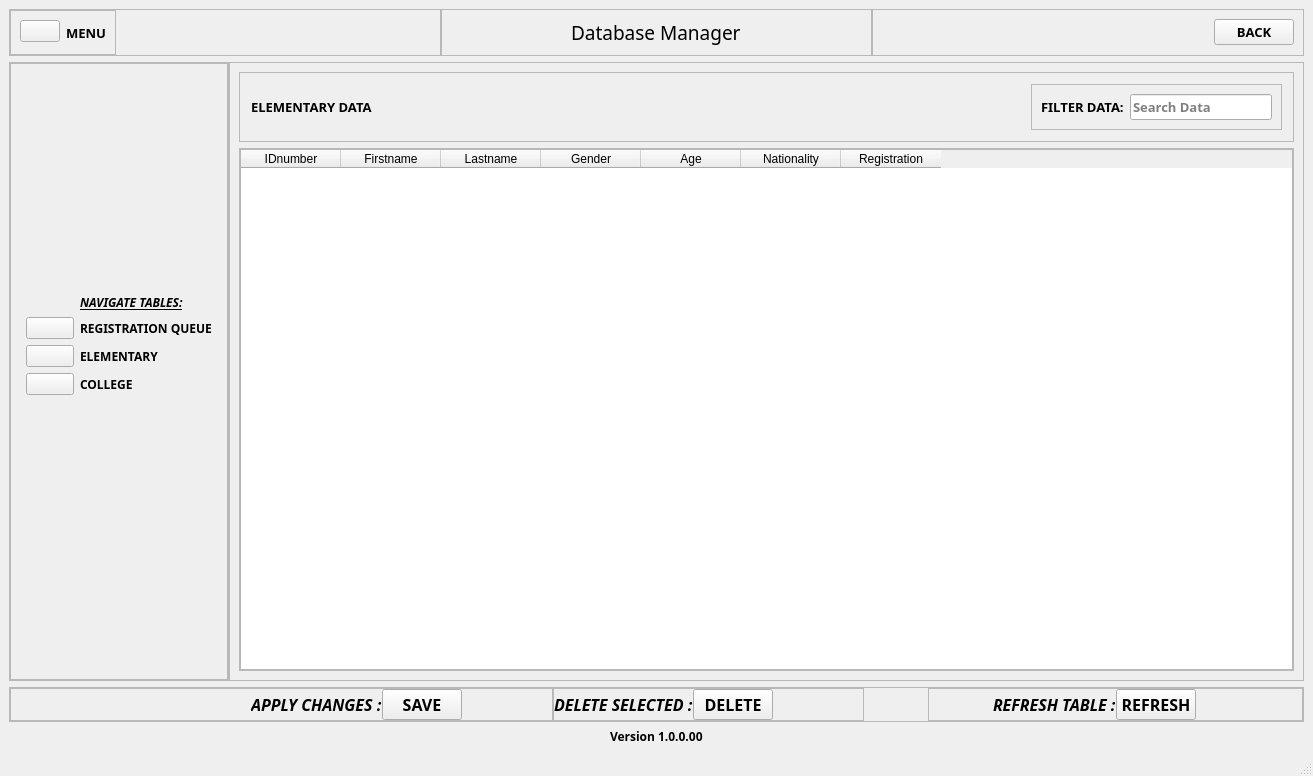
First picture: the form in main_window.ui, repository PorasZarec/App_Enrollment-repo, before the edit.
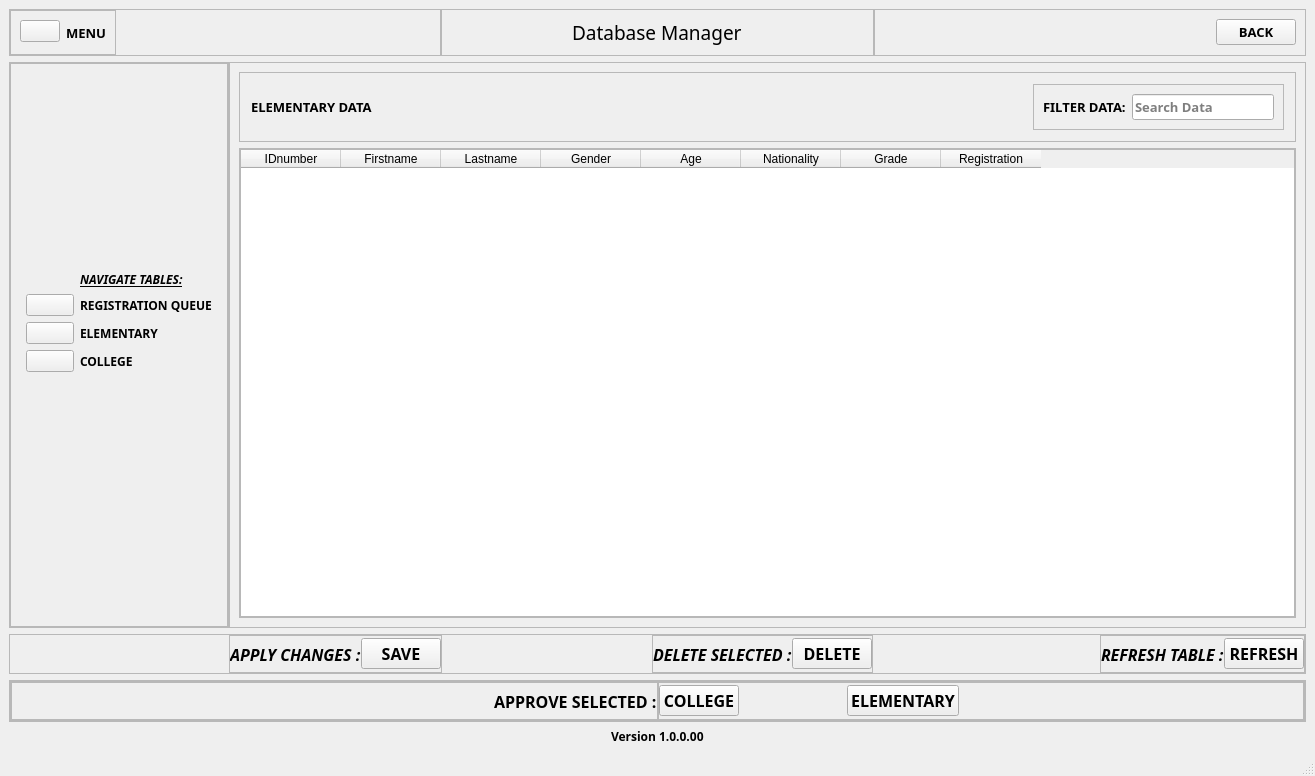
Second picture: the form after the edit. The open tabs and pages were chosen to show the change.

The edit to the form file:
```diff
--- a/main_window.ui
+++ b/main_window.ui
@@ -6,7 +6,7 @@
    <rect>
     <x>0</x>
     <y>0</y>
-    <width>1313</width>
+    <width>1315</width>
     <height>776</height>
    </rect>
   </property>
@@ -2038,6 +2038,11 @@
                          <string>Nationality</string>
                         </property>
                        </column>
+                       <column>
+                        <property name="text">
+                         <string>Grade</string>
+                        </property>
+                       </column>
                        <column>
                         <property name="text">
                          <string>Registration</string>
@@ -2223,6 +2228,12 @@
         </item>
         <item>
          <widget class="QFrame" name="footer_frame">
+          <property name="minimumSize">
+           <size>
+            <width>0</width>
+            <height>40</height>
+           </size>
+          </property>
           <property name="frameShape">
            <enum>QFrame::StyledPanel</enum>
           </property>
@@ -2245,7 +2256,7 @@
            <property name="bottomMargin">
             <number>0</number>
            </property>
-           <item alignment="Qt::AlignLeft">
+           <item alignment="Qt::AlignRight">
             <widget class="QFrame" name="frm_apply_changes">
              <property name="frameShape">
               <enum>QFrame::StyledPanel</enum>
@@ -2269,19 +2280,6 @@
               <property name="bottomMargin">
                <number>0</number>
               </property>
-              <item>
-               <spacer name="horizontalSpacer">
-                <property name="orientation">
-                 <enum>Qt::Horizontal</enum>
-                </property>
-                <property name="sizeHint" stdset="0">
-                 <size>
-                  <width>240</width>
-                  <height>20</height>
-                 </size>
-                </property>
-               </spacer>
-              </item>
               <item>
                <widget class="QLabel" name="lbl_apply">
                 <property name="font">
@@ -2318,23 +2316,10 @@
                 </property>
                </widget>
               </item>
-              <item>
-               <spacer name="horizontalSpacer_2">
-                <property name="orientation">
-                 <enum>Qt::Horizontal</enum>
-                </property>
-                <property name="sizeHint" stdset="0">
-                 <size>
-                  <width>90</width>
-                  <height>20</height>
-                 </size>
-                </property>
-               </spacer>
-              </item>
              </layout>
             </widget>
            </item>
-           <item alignment="Qt::AlignLeft">
+           <item alignment="Qt::AlignRight">
             <widget class="QFrame" name="frm_delete_select">
              <property name="frameShape">
               <enum>QFrame::StyledPanel</enum>
@@ -2367,6 +2352,7 @@
                   <weight>75</weight>
                   <italic>true</italic>
                   <bold>true</bold>
+                  <kerning>true</kerning>
                  </font>
                 </property>
                 <property name="text">
@@ -2389,23 +2375,10 @@
                 </property>
                </widget>
               </item>
-              <item>
-               <spacer name="horizontalSpacer_3">
-                <property name="orientation">
-                 <enum>Qt::Horizontal</enum>
-                </property>
-                <property name="sizeHint" stdset="0">
-                 <size>
-                  <width>90</width>
-                  <height>20</height>
-                 </size>
-                </property>
-               </spacer>
-              </item>
              </layout>
             </widget>
            </item>
-           <item>
+           <item alignment="Qt::AlignRight">
             <widget class="QFrame" name="frm_refresh">
              <property name="frameShape">
               <enum>QFrame::StyledPanel</enum>
@@ -2466,6 +2439,183 @@
           </layout>
          </widget>
         </item>
+        <item>
+         <widget class="QFrame" name="frm_footer_cont_approve">
+          <property name="minimumSize">
+           <size>
+            <width>0</width>
+            <height>40</height>
+           </size>
+          </property>
+          <property name="frameShape">
+           <enum>QFrame::StyledPanel</enum>
+          </property>
+          <property name="frameShadow">
+           <enum>QFrame::Raised</enum>
+          </property>
+          <layout class="QHBoxLayout" name="horizontalLayout_34">
+           <property name="spacing">
+            <number>0</number>
+           </property>
+           <property name="leftMargin">
+            <number>0</number>
+           </property>
+           <property name="topMargin">
+            <number>0</number>
+           </property>
+           <property name="rightMargin">
+            <number>0</number>
+           </property>
+           <property name="bottomMargin">
+            <number>0</number>
+           </property>
+           <item>
+            <widget class="QFrame" name="frm_footer_approve">
+             <property name="minimumSize">
+              <size>
+               <width>0</width>
+               <height>40</height>
+              </size>
+             </property>
+             <property name="frameShape">
+              <enum>QFrame::StyledPanel</enum>
+             </property>
+             <property name="frameShadow">
+              <enum>QFrame::Raised</enum>
+             </property>
+             <layout class="QHBoxLayout" name="horizontalLayout_37">
+              <property name="spacing">
+               <number>0</number>
+              </property>
+              <property name="leftMargin">
+               <number>0</number>
+              </property>
+              <property name="topMargin">
+               <number>0</number>
+              </property>
+              <property name="rightMargin">
+               <number>0</number>
+              </property>
+              <property name="bottomMargin">
+               <number>0</number>
+              </property>
+              <item>
+               <widget class="QFrame" name="lbl_frm_approve">
+                <property name="minimumSize">
+                 <size>
+                  <width>0</width>
+                  <height>0</height>
+                 </size>
+                </property>
+                <property name="frameShape">
+                 <enum>QFrame::StyledPanel</enum>
+                </property>
+                <property name="frameShadow">
+                 <enum>QFrame::Raised</enum>
+                </property>
+                <layout class="QHBoxLayout" name="horizontalLayout_35">
+                 <property name="spacing">
+                  <number>0</number>
+                 </property>
+                 <property name="leftMargin">
+                  <number>0</number>
+                 </property>
+                 <property name="topMargin">
+                  <number>0</number>
+                 </property>
+                 <property name="rightMargin">
+                  <number>0</number>
+                 </property>
+                 <property name="bottomMargin">
+                  <number>0</number>
+                 </property>
+                 <item alignment="Qt::AlignRight">
+                  <widget class="QLabel" name="lbl_approve">
+                   <property name="font">
+                    <font>
+                     <family>Segoe UI Black</family>
+                     <pointsize>12</pointsize>
+                     <weight>75</weight>
+                     <bold>true</bold>
+                    </font>
+                   </property>
+                   <property name="text">
+                    <string>APPROVE SELECTED :</string>
+                   </property>
+                  </widget>
+                 </item>
+                </layout>
+               </widget>
+              </item>
+              <item>
+               <widget class="QFrame" name="frm_btn_elem_college">
+                <property name="minimumSize">
+                 <size>
+                  <width>0</width>
+                  <height>0</height>
+                 </size>
+                </property>
+                <property name="frameShape">
+                 <enum>QFrame::StyledPanel</enum>
+                </property>
+                <property name="frameShadow">
+                 <enum>QFrame::Raised</enum>
+                </property>
+                <layout class="QHBoxLayout" name="horizontalLayout_36">
+                 <property name="spacing">
+                  <number>0</number>
+                 </property>
+                 <property name="leftMargin">
+                  <number>0</number>
+                 </property>
+                 <property name="topMargin">
+                  <number>0</number>
+                 </property>
+                 <property name="rightMargin">
+                  <number>269</number>
+                 </property>
+                 <property name="bottomMargin">
+                  <number>0</number>
+                 </property>
+                 <item alignment="Qt::AlignLeft">
+                  <widget class="QPushButton" name="btn_approve_college">
+                   <property name="font">
+                    <font>
+                     <family>Segoe UI Black</family>
+                     <pointsize>12</pointsize>
+                     <weight>75</weight>
+                     <bold>true</bold>
+                    </font>
+                   </property>
+                   <property name="text">
+                    <string>COLLEGE</string>
+                   </property>
+                  </widget>
+                 </item>
+                 <item alignment="Qt::AlignLeft">
+                  <widget class="QPushButton" name="btn_approve_elem">
+                   <property name="font">
+                    <font>
+                     <family>Segoe UI Black</family>
+                     <pointsize>12</pointsize>
+                     <weight>75</weight>
+                     <bold>true</bold>
+                    </font>
+                   </property>
+                   <property name="text">
+                    <string>ELEMENTARY</string>
+                   </property>
+                  </widget>
+                 </item>
+                </layout>
+               </widget>
+              </item>
+             </layout>
+            </widget>
+           </item>
+          </layout>
+         </widget>
+        </item>
         <item>
          <widget class="QFrame" name="footer_version_frame">
           <property name="frameShape">
```
Left out of the diff: 55 changed lines with no effect on the pictures.
